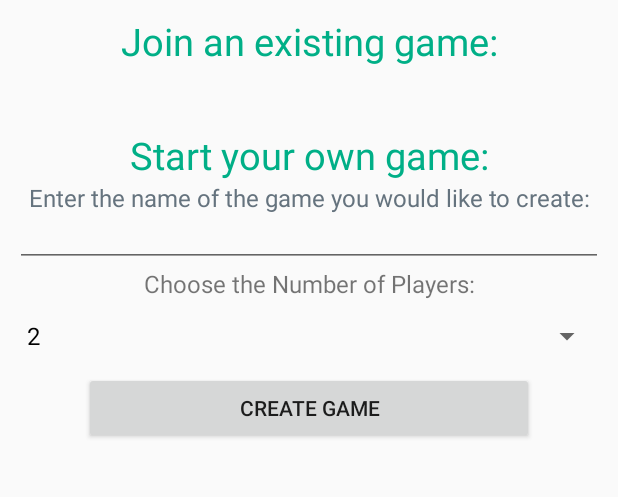
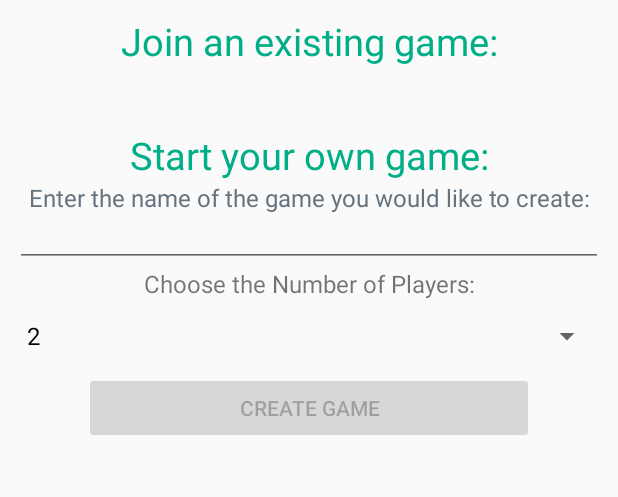
Before and after one commit to Glowsquirrel/ttr, an Android app: the MenuGameList screen opened directly, with no data from a screen before it, on a phone screen of 412 x 824 dp, the part 84-581 px from its top. Run offline under Robolectric (Android 15) with nearby library versions, the phone set to English and light mode, and no system bars.

Commit message:
Update to MenuGameList

```diff
--- a/app/src/main/res/layout/activity_menu_game_list.xml
+++ b/app/src/main/res/layout/activity_menu_game_list.xml
@@ -88,7 +88,8 @@
                         android:maxLines="1"
                         android:paddingLeft="30dp"
                         android:paddingRight="30dp"
-                        android:textAppearance="?android:attr/textAppearanceSmall" />
+                        android:textAppearance="?android:attr/textAppearanceSmall"
+                        android:imeOptions="actionDone"/>
 
                     <LinearLayout
                         android:layout_width="match_parent"
@@ -118,7 +119,8 @@
                             android:gravity="center"
                             android:text="@string/create_game"
                             android:onClick="createGame"
-                            android:layout_gravity="center"/>
+                            android:layout_gravity="center"
+                            android:enabled="false"/>
 
                         <Space
                             android:layout_width="match_parent"
```
Also changed, not shown: app/src/main/java/fysh340/ticket_to_ride/MenuGameList.java (+1 -15 lines), 1 other file.
